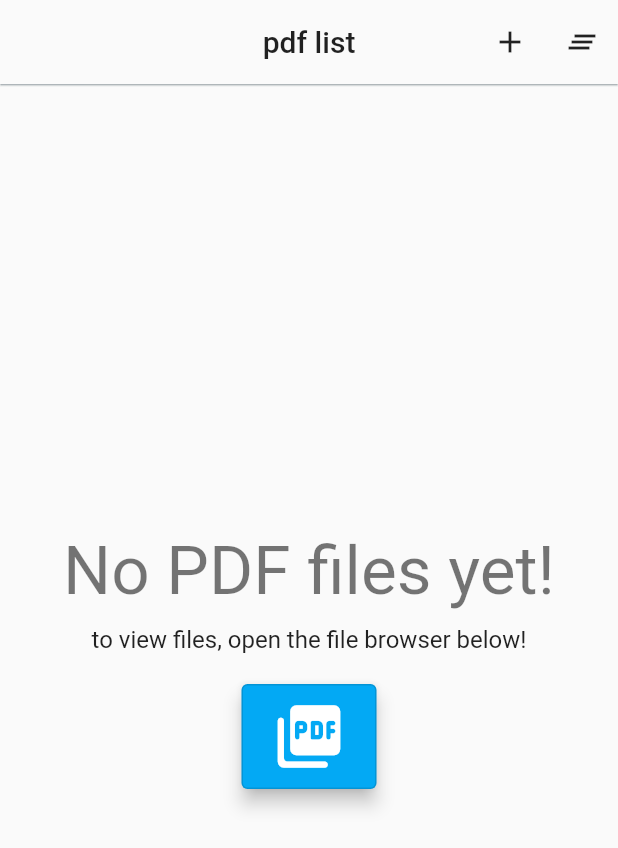
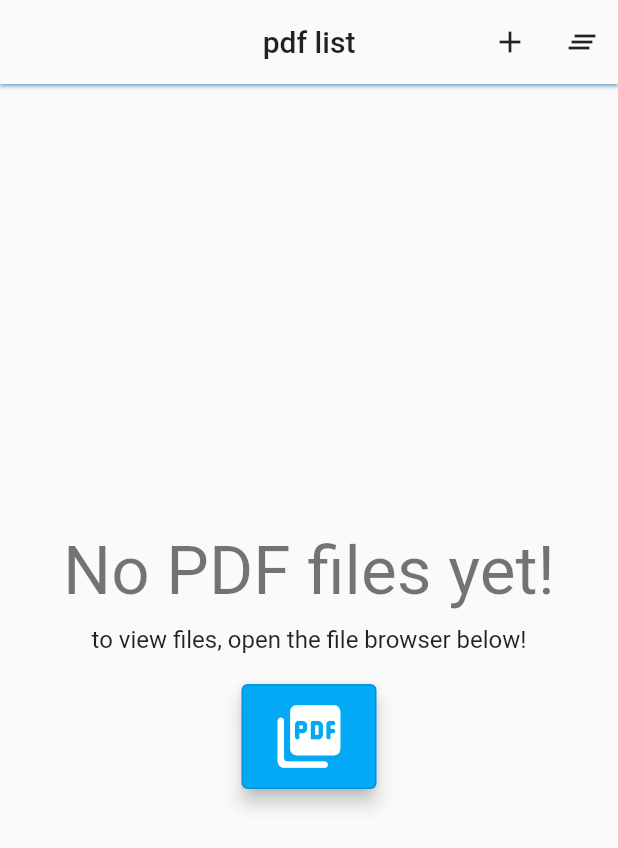
Before and after one commit to MikeAlbo/flutter_basic_pdf_viewer, a Flutter app: the screen it shows after launch, on a phone screen of 412 x 824 dp. Shown: the top 848 px of the screen. Run offline on Flutter 3.47's test engine with Material 2 defaults, Android fonts, the phone set to English and light mode, and no system bars; our stand-ins replace date_format, file_picker, hive, hive_flutter; missing offline and left inert: advance_pdf_viewer, pdf_render; accounts and stored records are empty.

Commit message:
modify appBar style - again

```diff
--- a/lib/app/screens/pdf_list.dart
+++ b/lib/app/screens/pdf_list.dart
@@ -42,6 +42,15 @@ class PdfList extends StatelessWidget {
     }
 
     return Scaffold(
+      floatingActionButton:
+          context.watch<PreviousViewedBoxProvider>().getItems.isEmpty
+              ? null
+              : FloatingActionButton(
+                  enableFeedback: true,
+                  backgroundColor: Colors.lightBlue,
+                  onPressed: () => onClickLaunchFilePicker(),
+                  child: const Icon(Icons.picture_as_pdf_rounded),
+                ),
       appBar: buildAppBar(context: context, title: "pdf list", actions: [
         IconButton(
             onPressed: onClickLaunchFilePicker, icon: const Icon(Icons.add)),
--- a/lib/app/widgets/app_bar.dart
+++ b/lib/app/widgets/app_bar.dart
@@ -7,13 +7,14 @@ AppBar buildAppBar(
     required BuildContext context}) {
   return AppBar(
     backgroundColor: Theme.of(context).canvasColor,
-    elevation: 0.5,
-    shadowColor: Colors.blueGrey,
-    actionsIconTheme: IconThemeData(color: Colors.black87),
+    elevation: 1.0,
+    shadowColor: Colors.lightBlue,
+    //actionsIconTheme: const IconThemeData(color: Colors.black87),
+    iconTheme: const IconThemeData(color: Colors.black87),
     centerTitle: centerTitle,
     title: Text(
       title,
-      style: TextStyle(color: Colors.black87),
+      style: const TextStyle(color: Colors.black87),
     ),
     actions: actions,
   );
```
